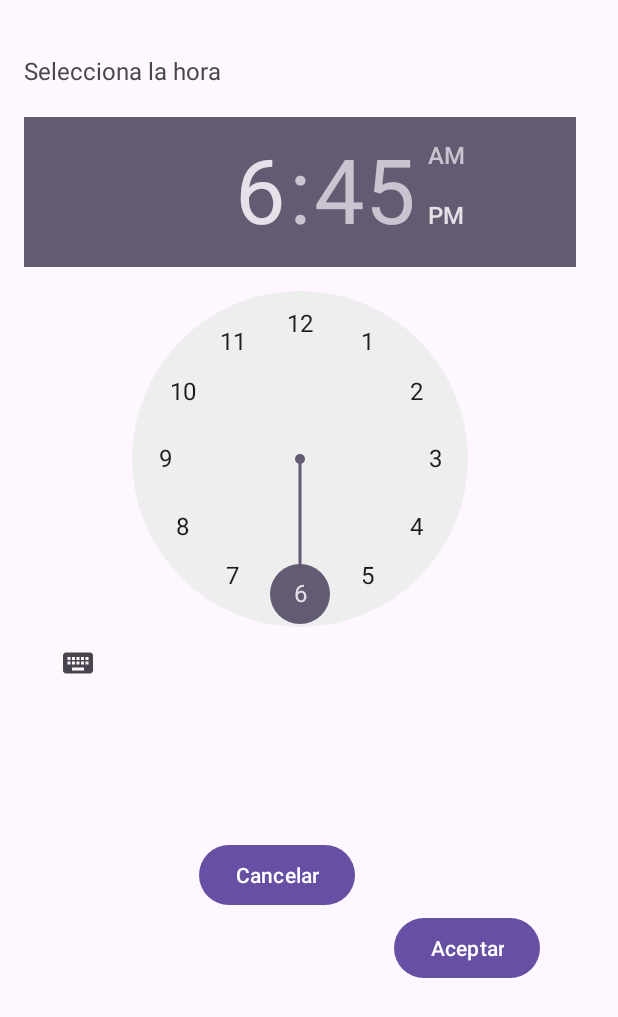
After one commit to JorgeIvan172/Nails, an Android app: the Hora_agregar screen opened directly, with no data from a screen before it, on a phone screen of 412 x 824 dp. The commit adds this screen. Shown: the top 1017 px of the screen. Run offline under Robolectric (Android 15) with nearby library versions, the light colour scheme and no system bars.

Commit message:
Agregue hora y su logica

```diff
--- a/app/src/main/AndroidManifest.xml
+++ b/app/src/main/AndroidManifest.xml
@@ -12,6 +12,12 @@
         android:supportsRtl="true"
         android:theme="@style/Theme.NailsStudio"
         tools:targetApi="31">
+        <activity
+            android:name=".DetallesCita"
+            android:exported="false" />
+        <activity
+            android:name=".Hora_agregar"
+            android:exported="false" />
         <activity
             android:name=".AgregarDia"
             android:exported="false" />
--- /dev/null
+++ b/app/src/main/java/com/example/nailsstudio/Hora_agregar.java
@@ -0,0 +1,48 @@
+package com.example.nailsstudio;
+
+import androidx.appcompat.app.AppCompatActivity;
+
+import android.content.Intent;
+import android.os.Bundle;
+
+import android.view.View;
+import android.widget.TimePicker;
+import android.widget.Toast;
+
+public class Hora_agregar extends AppCompatActivity {
+
+    private TimePicker timePicker;
+
+
+    @Override
+    protected void onCreate(Bundle savedInstanceState) {
+        super.onCreate(savedInstanceState);
+        setContentView(R.layout.activity_hora_agregar);
+
+        timePicker = findViewById(R.id.timePicker);
+    }
+
+    public void dar_aceptar2(View view){
+        int hour = timePicker.getCurrentHour();
+        int minute = timePicker.getCurrentMinute();
+        String hora = hour + ":" + minute + "";
+
+        Toast.makeText(this,hora,Toast.LENGTH_SHORT).show();
+
+        // Recuperar la fecha seleccionada de la actividad anterior
+        int year = getIntent().getIntExtra("year", 0);
+        int month = getIntent().getIntExtra("month", 0);
+        int day = getIntent().getIntExtra("day", 0);
+
+        // Crear una nueva intención para pasar la fecha y hora seleccionadas a la siguiente actividad
+        Intent intent = new Intent(this, DetallesCita.class);
+        intent.putExtra("year", year);
+        intent.putExtra("month", month);
+        intent.putExtra("day", day);
+        intent.putExtra("hour", hour);
+        intent.putExtra("minute", minute);
+        startActivity(intent);
+    }
+
+
+}
--- /dev/null
+++ b/app/src/main/res/layout/activity_hora_agregar.xml
@@ -0,0 +1,53 @@
+<?xml version="1.0" encoding="utf-8"?>
+<androidx.constraintlayout.widget.ConstraintLayout xmlns:android="http://schemas.android.com/apk/res/android"
+    xmlns:app="http://schemas.android.com/apk/res-auto"
+    xmlns:tools="http://schemas.android.com/tools"
+    android:layout_width="match_parent"
+    android:layout_height="match_parent"
+    tools:context=".Hora_agregar">
+
+    <TimePicker
+        android:id="@+id/timePicker"
+        android:layout_width="368dp"
+        android:layout_height="396dp"
+        android:layout_centerHorizontal="false"
+        android:layout_marginStart="16dp"
+        android:layout_marginTop="20dp"
+        app:layout_constraintStart_toStartOf="parent"
+        app:layout_constraintTop_toBottomOf="@+id/textView7" />
+
+    <Button
+        android:id="@+id/button6"
+        android:layout_width="wrap_content"
+        android:layout_height="wrap_content"
+        android:layout_marginEnd="20dp"
+        android:layout_marginBottom="132dp"
+        android:text="@string/button_cancelar"
+        app:layout_constraintBottom_toBottomOf="parent"
+        app:layout_constraintEnd_toStartOf="@+id/button7"
+        app:layout_constraintHorizontal_bias="0.959"
+        app:layout_constraintStart_toStartOf="parent"
+        app:layout_constraintTop_toBottomOf="@+id/timePicker" />
+
+    <Button
+        android:id="@+id/button7"
+        android:layout_width="wrap_content"
+        android:layout_height="wrap_content"
+        android:layout_marginEnd="52dp"
+        android:layout_marginBottom="168dp"
+        android:onClick="dar_aceptar2"
+        android:text="@string/button_aceptar"
+        app:layout_constraintBottom_toBottomOf="parent"
+        app:layout_constraintEnd_toEndOf="parent" />
+
+    <TextView
+        android:id="@+id/textView7"
+        android:layout_width="wrap_content"
+        android:layout_height="wrap_content"
+        android:layout_marginStart="16dp"
+        android:layout_marginTop="36dp"
+        android:text="@string/sele_hora"
+        android:textSize="16sp"
+        app:layout_constraintStart_toStartOf="parent"
+        app:layout_constraintTop_toTopOf="parent" />
+</androidx.constraintlayout.widget.ConstraintLayout>
--- a/app/src/main/res/layout/activity_main_menu.xml
+++ b/app/src/main/res/layout/activity_main_menu.xml
@@ -12,6 +12,7 @@
         android:layout_height="140dp"
         android:layout_marginTop="96dp"
         android:contentDescription="@string/ib_calandario"
+        android:onClick="Boton_agregar"
         android:scaleType="fitCenter"
         app:layout_constraintEnd_toEndOf="parent"
         app:layout_constraintHorizontal_bias="0.497"
--- a/app/src/main/res/values/strings.xml
+++ b/app/src/main/res/values/strings.xml
@@ -24,4 +24,7 @@
     <string name="tv_calendarioagregar">Seleccione Dia Para Agregar la Cita</string>
     <string name="button_aceptar">Aceptar</string>
     <string name="button_cancelar">Cancelar</string>
+
+
+    <string name="sele_hora">Selecciona la hora</string>
 </resources>
```
Also changed, not shown: app/src/main/java/com/example/nailsstudio/AgregarDia.java (+19 -5 lines), app/src/main/java/com/example/nailsstudio/DetallesCita.java (added, +14 -0 lines), app/src/main/java/com/example/nailsstudio/ui/main/MainActivity_Menu.java (+8 -0 lines), app/src/main/res/layout/activity_agregar_dia.xml (+6 -3 lines), app/src/main/res/layout/activity_detalles_cita.xml (added, +9 -0 lines).
